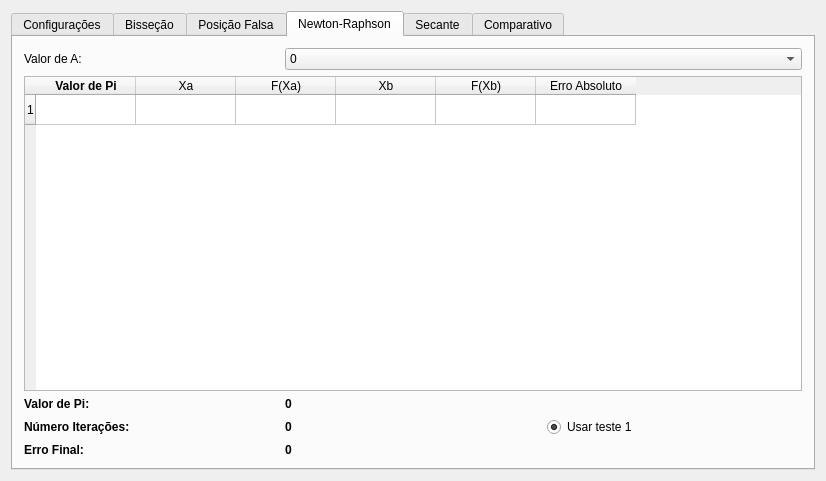
Before: the Qt Designer form UI/mainwindow.ui in cristmelo/TrabalhoMN1, drawn with Qt 5.
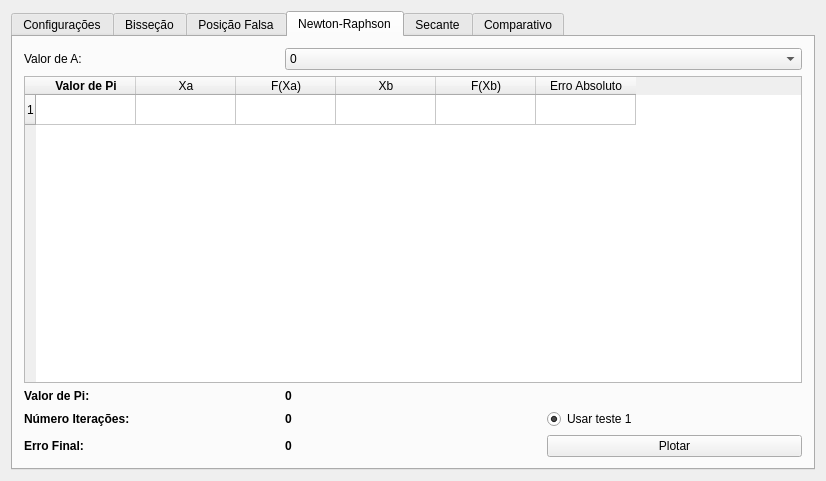
After: the same form once the commit is applied. The open tabs and pages were chosen to show the change.

Commit message: Plot dos gráficos das funções

Patch:
```diff
--- a/UI/mainwindow.ui
+++ b/UI/mainwindow.ui
@@ -572,19 +572,6 @@
           </column>
          </widget>
         </item>
-        <item row="4" column="1" colspan="2">
-         <widget class="QLabel" name="valueErrorNewton">
-          <property name="font">
-           <font>
-            <weight>75</weight>
-            <bold>true</bold>
-           </font>
-          </property>
-          <property name="text">
-           <string>0</string>
-          </property>
-         </widget>
-        </item>
         <item row="2" column="0">
          <widget class="QLabel" name="label_17">
           <property name="font">
@@ -624,6 +611,26 @@
           </property>
          </widget>
         </item>
+        <item row="4" column="1">
+         <widget class="QLabel" name="valueErrorNewton">
+          <property name="font">
+           <font>
+            <weight>75</weight>
+            <bold>true</bold>
+           </font>
+          </property>
+          <property name="text">
+           <string>0</string>
+          </property>
+         </widget>
+        </item>
+        <item row="4" column="2">
+         <widget class="QPushButton" name="buttonPlotNewton">
+          <property name="text">
+           <string>Plotar</string>
+          </property>
+         </widget>
+        </item>
        </layout>
       </widget>
       <widget class="QWidget" name="tabSec">
```
Left out of the diff: 101 changed lines with no effect on the pictures. The commit also changes 7 other files.
